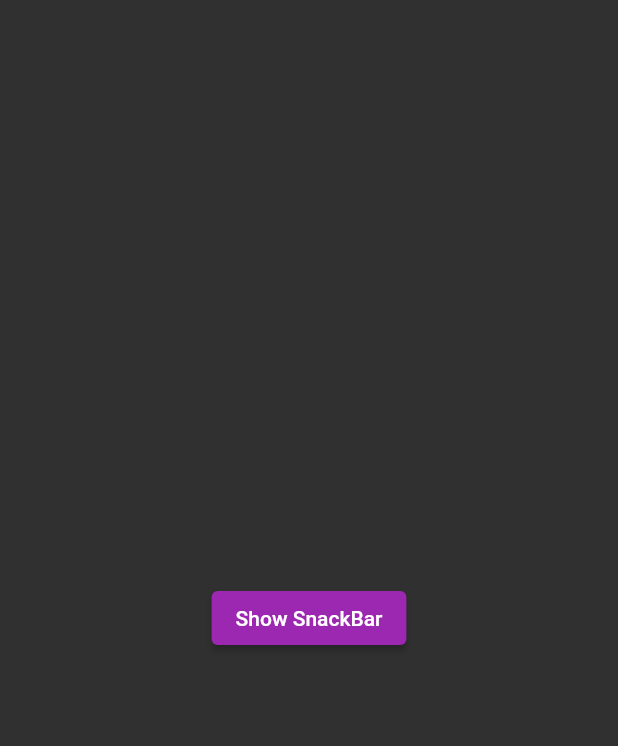
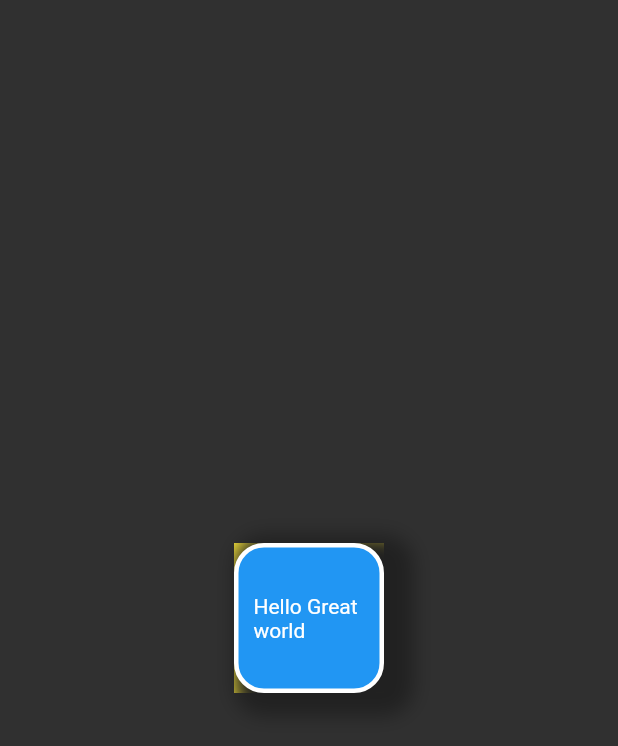
Before and after one commit to akmadan/flutter30days30widgets, a Flutter app: the screen it shows after launch, on a phone screen of 412 x 824 dp. Shown: the top 746 px of the screen. Run offline on Flutter 3.47's test engine with Material 2 defaults, Android fonts, the phone set to English and light mode, and no system bars; our stand-ins replace animated_text_kit, cached_network_image.

Commit message:
container

```diff
--- a/lib/main.dart
+++ b/lib/main.dart
@@ -4,6 +4,7 @@ import 'package:thirty_widgets/widgets/alert.dart';
 import 'package:thirty_widgets/widgets/animatedtext.dart';
 import 'package:thirty_widgets/widgets/bottomnav.dart';
 import 'package:thirty_widgets/widgets/bottomsheet.dart';
+import 'package:thirty_widgets/widgets/container_sized_padd.dart';
 import 'package:thirty_widgets/widgets/dismissible.dart';
 import 'package:thirty_widgets/widgets/drawer.dart';
 import 'package:thirty_widgets/widgets/dropdownlist.dart';
@@ -29,6 +30,6 @@ class MyApp extends StatelessWidget {
           brightness: Brightness.dark,
           primarySwatch: Colors.purple,
         ),
-        home: SnackBarWidget());
+        home: Container_Sized_Padd());
   }
 }
--- /dev/null
+++ b/lib/widgets/container_sized_padd.dart
@@ -0,0 +1,46 @@
+import 'package:flutter/material.dart';
+
+class Container_Sized_Padd extends StatelessWidget {
+  const Container_Sized_Padd({Key? key}) : super(key: key);
+
+  @override
+  Widget build(BuildContext context) {
+    return Scaffold(
+      body: Center(
+        child: // SizedBox(
+            //   height: 50,
+            //   width: 50,
+            // ),
+            Container(
+          color: Colors.yellow,
+          child: Container(
+            // margin: EdgeInsets.all(10),
+            height: 100,
+            width: 100,
+            padding: EdgeInsets.all(10),
+            child: Center(child: Text('Hello Great world ')),
+            decoration: BoxDecoration(
+                // image: DecorationImage(),
+                boxShadow: [
+                  BoxShadow(
+                      blurRadius: 10,
+                      color: Colors.grey.shade900,
+                      spreadRadius: 10,
+                      offset: Offset(10, 5)),
+                ],
+                border: Border.all(
+                  color: Colors.white,
+                  width: 3,
+                ),
+                color: Colors.blue,
+                borderRadius: BorderRadius.circular(20)),
+          ),
+        ),
+        //         Padding(
+        //   padding: EdgeInsets.all(10),
+        //   child: Container(color: Colors.red),
+        // )
+      ),
+    );
+  }
+}
--- a/pubspec.yaml
+++ b/pubspec.yaml
@@ -25,6 +25,7 @@ dependencies:
     sdk: flutter
   cached_network_image:
   animated_text_kit: ^4.2.1
+  image_picker:
 
 
   # The following adds the Cupertino Icons font to your application.
```
Also changed, not shown: pubspec.lock.
